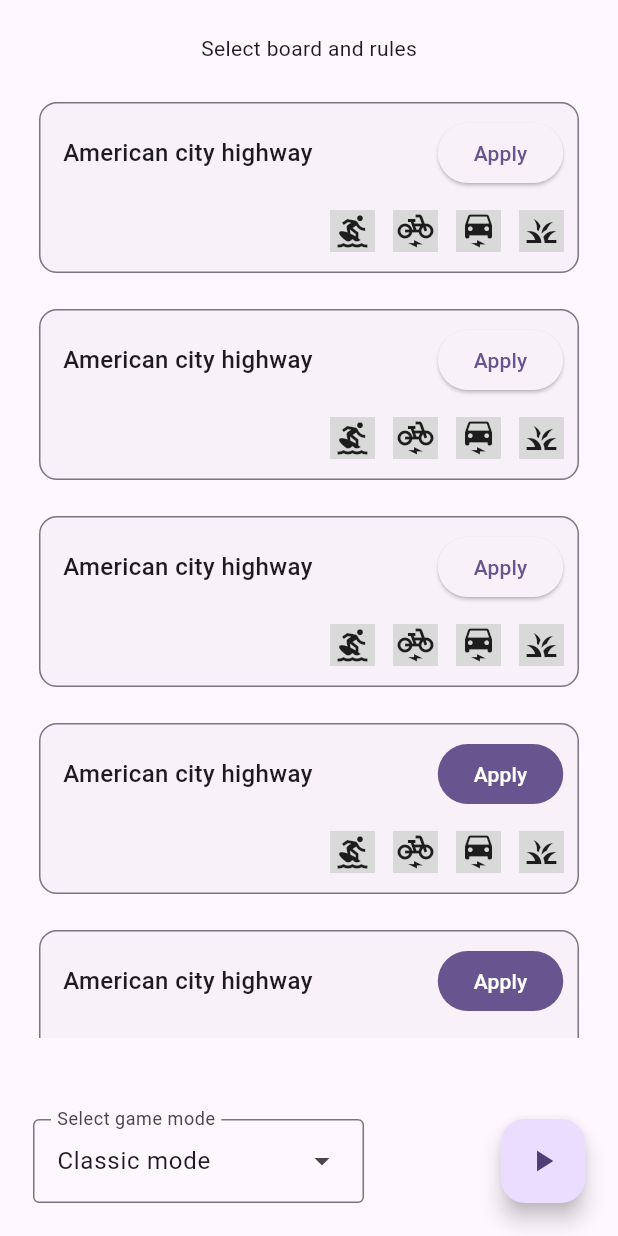
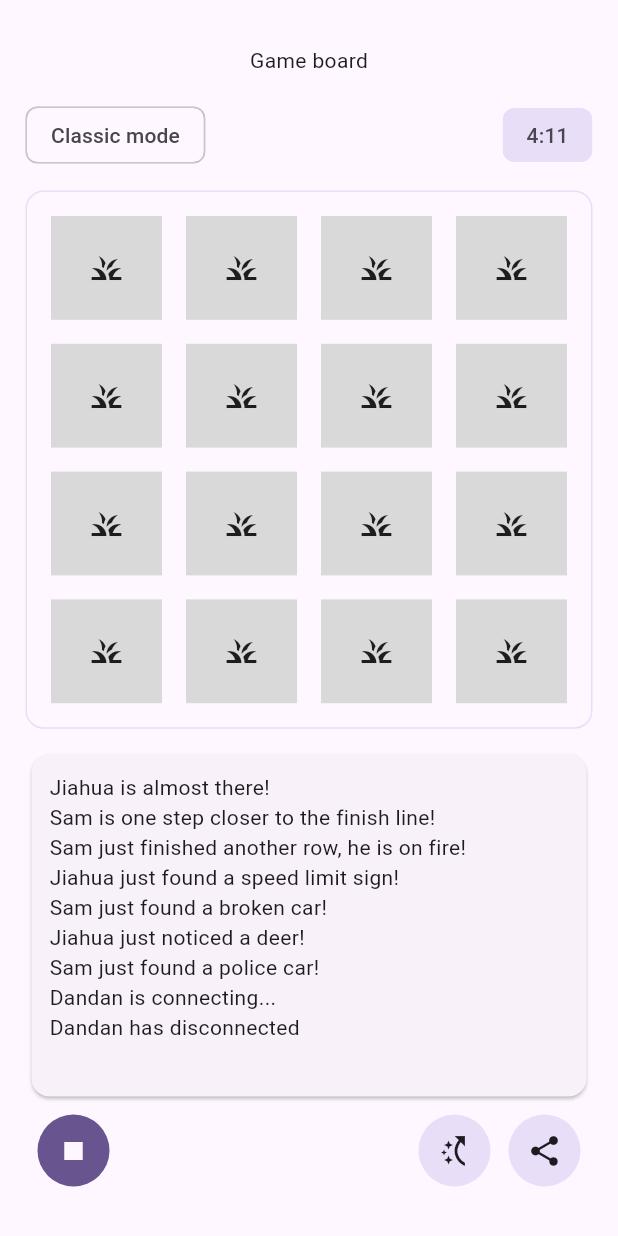
Before and after one commit to NaxxHua/go-bingo, a Flutter app: the SelectBoardView screen opened directly, after a tap on the "play arrow" icon, on a phone screen of 412 x 824 dp. Run offline on Flutter 3.47's test engine with Material 2 defaults, Android fonts, the phone set to English and light mode, and no system bars; our stand-ins replace google_fonts.

Commit message:
added game board view

```diff
--- /dev/null
+++ b/lib/views/game_board_view.dart
@@ -0,0 +1,188 @@
+import 'package:flutter/material.dart';
+
+class GameBoardView extends StatefulWidget {
+  const GameBoardView({super.key});
+
+  @override
+  State<GameBoardView> createState() => _GameBoardViewState();
+}
+
+class _GameBoardViewState extends State<GameBoardView> {
+  @override
+  Widget build(BuildContext context) {
+    return Scaffold(
+      body: SafeArea(
+        child: Padding(
+          padding: const EdgeInsets.fromLTRB(17, 30, 17, 25),
+          child: Column(
+            children: [
+              const Center(
+                child: Text("Game board"),
+              ),
+              const SizedBox(
+                height: 16,
+              ),
+              Row(
+                children: [
+                  const Chip(
+                    label: Text("Classic mode"),
+                  ),
+                  const Expanded(
+                    child: SizedBox(),
+                  ),
+                  Chip(
+                    label: const Text("4:11"),
+                    side: BorderSide.none,
+                    color: MaterialStatePropertyAll(
+                      Theme.of(context).colorScheme.secondaryContainer,
+                    ),
+                  ),
+                ],
+              ),
+              const SizedBox(
+                height: 13,
+              ),
+              Container(
+                decoration: BoxDecoration(
+                  border: Border.all(
+                    color: Theme.of(context).colorScheme.secondaryContainer,
+                  ),
+                  borderRadius: const BorderRadius.all(
+                    Radius.circular(12),
+                  ),
+                ),
+                child: Padding(
+                  padding: const EdgeInsets.all(8.0),
+                  child: Table(
+                    children: const [
+                      TableRow(
+                        children: [
+                          BoardItem(),
+                          BoardItem(),
+                          BoardItem(),
+                          BoardItem(),
+                        ],
+                      ),
+                      TableRow(
+                        children: [
+                          BoardItem(),
+                          BoardItem(),
+                          BoardItem(),
+                          BoardItem(),
+                        ],
+                      ),
+                      TableRow(
+                        children: [
+                          BoardItem(),
+                          BoardItem(),
+                          BoardItem(),
+                          BoardItem(),
+                        ],
+                      ),
+                      TableRow(
+                        children: [
+                          BoardItem(),
+                          BoardItem(),
+                          BoardItem(),
+                          BoardItem(),
+                        ],
+                      ),
+                    ],
+                  ),
+                ),
+              ),
+              const SizedBox(
+                height: 13,
+              ),
+              const Expanded(
+                child: Card(
+                  child: SizedBox(
+                    width: double.infinity,
+                    child: Padding(
+                      padding: EdgeInsets.all(12),
+                      child: SingleChildScrollView(
+                        child: Text(
+                            "Jiahua is almost there! \nSam is one step closer to the finish line! \nSam just finished another row, he is on fire! \nJiahua just found a speed limit sign! \nSam just found a broken car! \nJiahua just noticed a deer! \nSam just found a police car! \nDandan is connecting... \nDandan has disconnected"),
+                      ),
+                    ),
+                  ),
+                ),
+              ),
+              Padding(
+                padding: const EdgeInsets.all(8.0),
+                child: Row(
+                  children: [
+                    Ink(
+                      decoration: ShapeDecoration(
+                        color: Theme.of(context).colorScheme.primary,
+                        shape: const CircleBorder(),
+                      ),
+                      child: IconButton(
+                        onPressed: () {},
+                        icon: const Icon(
+                          Icons.stop,
+                        ),
+                        color: Theme.of(context).colorScheme.background,
+                      ),
+                    ),
+                    const Expanded(
+                      child: SizedBox(),
+                    ),
+                    Ink(
+                      decoration: ShapeDecoration(
+                        color: Theme.of(context).colorScheme.secondaryContainer,
+                        shape: const CircleBorder(),
+                      ),
+                      child: IconButton(
+                        onPressed: () {},
+                        icon: const Icon(
+                          Icons.switch_access_shortcut,
+                        ),
+                        color: Theme.of(context).colorScheme.onSurface,
+                      ),
+                    ),
+                    const SizedBox(
+                      width: 12,
+                    ),
+                    Ink(
+                      decoration: ShapeDecoration(
+                        color: Theme.of(context).colorScheme.secondaryContainer,
+                        shape: const CircleBorder(),
+                      ),
+                      child: IconButton(
+                        onPressed: () {},
+                        icon: const Icon(
+                          Icons.share,
+                        ),
+                        color: Theme.of(context).colorScheme.onSurface,
+                      ),
+                    ),
+                  ],
+                ),
+              ),
+            ],
+          ),
+        ),
+      ),
+    );
+  }
+}
+
+class BoardItem extends StatelessWidget {
+  const BoardItem({
+    super.key,
+  });
+
+  @override
+  Widget build(BuildContext context) {
+    return Padding(
+      padding: const EdgeInsets.all(8),
+      child: Container(
+        color: const Color(0xffd9d9d9),
+        width: 55,
+        height: 69.2,
+        child: const Icon(Icons.grass),
+      ),
+    );
+  }
+}
--- a/lib/views/select_board_view.dart
+++ b/lib/views/select_board_view.dart
@@ -1,4 +1,5 @@
 import 'package:flutter/material.dart';
+import 'package:go_bingo/views/game_board_view.dart';
 
 const List<String> list = <String>[
   "Classic mode",
@@ -91,7 +92,14 @@ class _SelectBoardViewState extends State<SelectBoardView> {
                   ),
                   FloatingActionButton(
                     child: const Icon(Icons.play_arrow),
-                    onPressed: () {},
+                    onPressed: () {
+                      Navigator.push(
+                        context,
+                        MaterialPageRoute(
+                          builder: (context) => const GameBoardView(),
+                        ),
+                      );
+                    },
                   ),
                 ],
               ),
@@ -203,7 +211,9 @@ class UnownedCard extends StatelessWidget {
         side: BorderSide(
           color: Theme.of(context).colorScheme.outline,
         ),
-        borderRadius: const BorderRadius.all(Radius.circular(12)),
+        borderRadius: const BorderRadius.all(
+          Radius.circular(12),
+        ),
       ),
       child: Center(
         child: Column(
```
